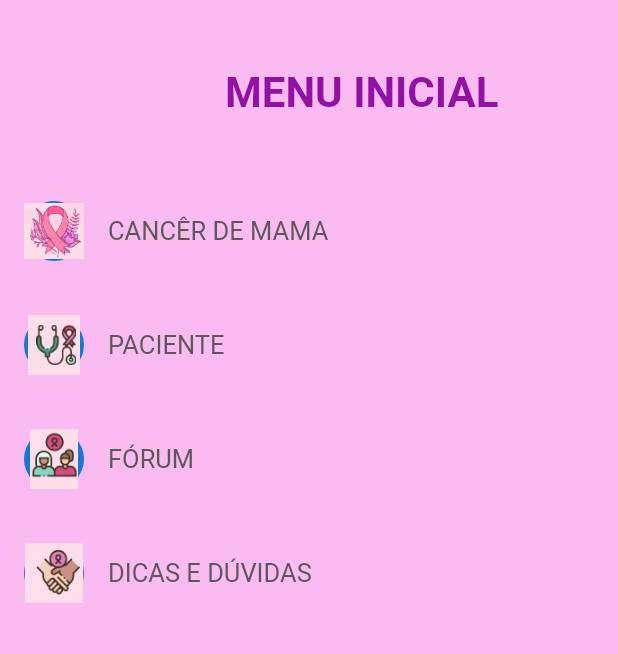
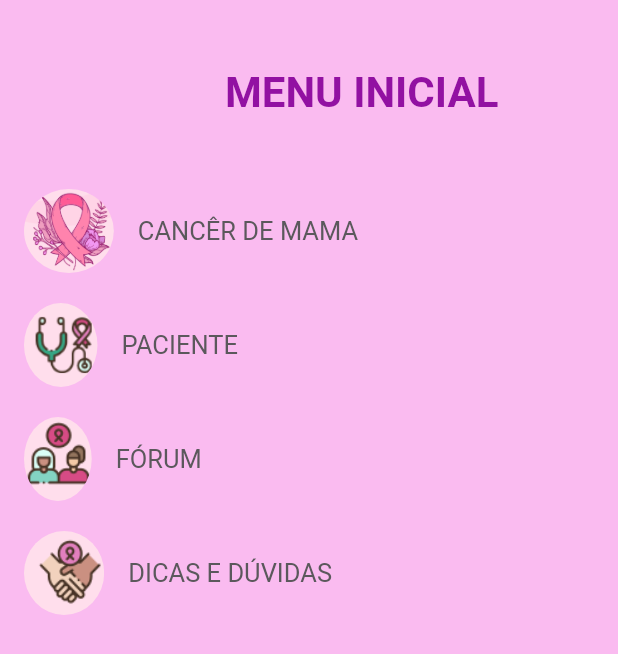
Before and after one commit to andressatlopes/FlutterProject, a Flutter app: the Menu screen opened directly, on a phone screen of 412 x 824 dp. Shown: the top 654 px of the screen. Run offline on Flutter 3.47's test engine with Material 2 defaults, Android fonts, the phone set to English and light mode, and no system bars.

Commit message:
Ajuste nos icones

```diff
--- a/lib/menuInicial.dart
+++ b/lib/menuInicial.dart
@@ -33,8 +33,9 @@ class Menu extends StatelessWidget {
             child: ListView(
               children: [
                 ListTile(
-                  leading: CircleAvatar(
-                    child: Image.asset('images/simbolo.png'),
+                  leading: ClipOval(
+                    child: Image.asset('images/simbolo.png', fit: BoxFit.fill,),
+
                   ),
                   title: const Text(
                     'CANCÊR DE MAMA',
@@ -51,8 +52,8 @@ class Menu extends StatelessWidget {
                   height: 20,
                 ),
                 ListTile(
-                  leading: CircleAvatar(
-                    child: Image.asset('images/paciente.png'),
+                  leading: ClipOval(
+                    child: Image.asset('images/paciente.png',fit: BoxFit.fill),
                   ),
                   title: const Text(
                     'PACIENTE',
@@ -69,8 +70,8 @@ class Menu extends StatelessWidget {
                   height: 20,
                 ),
                 ListTile(
-                  leading: CircleAvatar(
-                    child: Image.asset('images/forum.png'),
+                  leading: ClipOval(
+                    child: Image.asset('images/forum.png',fit: BoxFit.fill),
                   ),
                   title: const Text(
                     'FÓRUM',
@@ -87,8 +88,8 @@ class Menu extends StatelessWidget {
                   height: 20,
                 ),
                 ListTile(
-                  leading: CircleAvatar(
-                    child: Image.asset('images/dicas.png'),
+                  leading: ClipOval(
+                    child: Image.asset('images/dicas.png', fit: BoxFit.fill),
                   ),
                   title: const Text(
                     'DICAS E DÚVIDAS',
```
